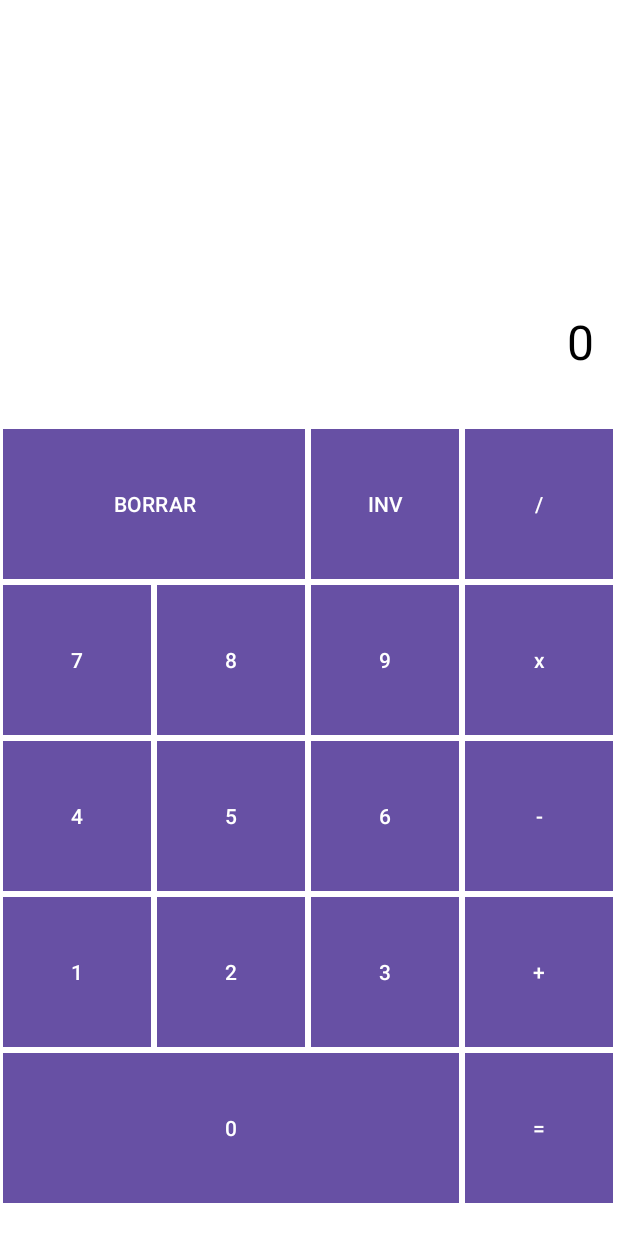
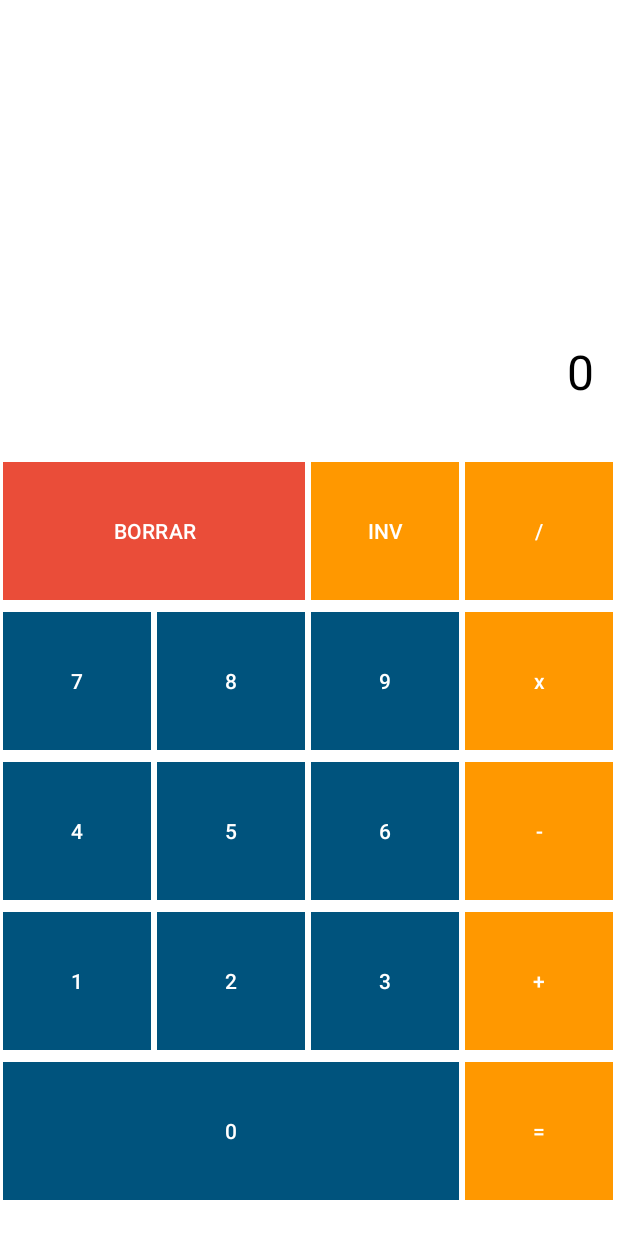
Before and after one commit to Jaimegg93/PracticaMovilesAcabada, an Android app: the screen it shows after launch (calculadora before the commit, Calculadora after it), after a tap on an icon or button, on a phone screen of 412 x 824 dp. Run offline under Robolectric (Android 15) with nearby library versions, the phone set to English and light mode, and no system bars.

Commit message:
examen acabao

```diff
--- a/app/src/main/AndroidManifest.xml
+++ b/app/src/main/AndroidManifest.xml
@@ -18,7 +18,7 @@
             android:name=".Log_In"
             android:exported="false" />
         <activity
-            android:name=".calculadora"
+            android:name=".Calculadora"
             android:exported="false" />
         <activity
             android:name=".MainActivity"
--- a/app/src/main/java/com/example/practica/calculadora.kt
+++ b/app/src/main/java/com/example/practica/Calculadora.kt
@@ -7,9 +7,8 @@ import androidx.activity.enableEdgeToEdge
 import androidx.appcompat.app.AppCompatActivity
 import androidx.core.view.ViewCompat
 import androidx.core.view.WindowInsetsCompat
-import com.example.practica.R
 
-class calculadora : AppCompatActivity() {
+class Calculadora : AppCompatActivity() {
 
     private var displayValue = "0"        // Valor mostrado en el display
     private var firstOperand: Int? = null  // Primer operando
--- a/app/src/main/java/com/example/practica/MainActivity.kt
+++ b/app/src/main/java/com/example/practica/MainActivity.kt
@@ -5,24 +5,29 @@ import android.os.Bundle
 import android.widget.Button
 import android.widget.ImageView
 import androidx.appcompat.app.AppCompatActivity
-import com.example.practica.R
 
+// Definición de la clase MainActivity que hereda de AppCompatActivity
 class MainActivity : AppCompatActivity() {
+
+    // Metodo que se ejecuta cuando se crea la actividad
     override fun onCreate(savedInstanceState: Bundle?) {
         super.onCreate(savedInstanceState)
-        setContentView(R.layout.activity_main)
+        setContentView(R.layout.activity_main) // Asocia el diseño con la clase
 
-        val calculadoraImageView: ImageView = findViewById(R.id.calculadoraImageView)
-        val botonImageView: Button = findViewById(R.id.loginImageView)
+        // Enlaza la vista de la calculadora y el botón de login con las vistas del XML
+        val calculadoraImageView: ImageView = findViewById(R.id.calculadoraImageView) // Imagen que abrirá la calculadora
+        val botonImageView: Button = findViewById(R.id.loginImageView) // Botón que abrirá la actividad de login
 
+        // Evento que se dispara cuando se pulsa sobre la imagen de la calculadora
         calculadoraImageView.setOnClickListener {
-            val intent = Intent(this, calculadora::class.java)
-            startActivity(intent)
+            val intent = Intent(this, Calculadora::class.java)
+            startActivity(intent) // Inicia la nueva actividad
         }
+
+        // Evento que se dispara cuando se pulsa sobre el botón de login
         botonImageView.setOnClickListener {
             val intent = Intent(this, Log_In::class.java)
-            startActivity(intent)
+            startActivity(intent) // Inicia la nueva actividad
         }
-
     }
 }
--- a/app/src/main/java/com/example/practica/Mountain.kt
+++ b/app/src/main/java/com/example/practica/Mountain.kt
@@ -4,4 +4,5 @@ data class Mountain(
     val nombre: String,
     val usuario: String,
     val altura: Int,
+    val concejo: String
 )
--- a/app/src/main/res/layout/activity_calculadora.xml
+++ b/app/src/main/res/layout/activity_calculadora.xml
@@ -31,74 +31,82 @@
 
         <!-- Fila 1 -->
         <TableRow>
-            <Button android:id="@+id/btn_borrar"
-                android:text="BORRAR"
+
+            <Button
+                android:id="@+id/btn_borrar"
+                android:layout_height="100dp"
+                android:layout_marginHorizontal="2dp"
                 android:layout_span="2"
-                android:layout_margin="2dp"
-                android:layout_height="100dp"
-                android:background="@drawable/boton_cuadrado"/>
+                style="@style/botonRojo"
+                android:text="BORRAR" />
+
             <Button android:id="@+id/btn_inv"
                 android:text="INV"
-                android:layout_margin="2dp"
+                android:layout_marginHorizontal="2dp"
                 android:layout_height="100dp"
-
-                android:background="@drawable/boton_cuadrado"/>
+                style="@style/botonNaraja"
+                />
             <Button android:id="@+id/btn_dividir"
                 android:text="/"
-                android:layout_margin="2dp"
+                android:layout_marginHorizontal="2dp"
                 android:layout_height="100dp"
-                android:background="@drawable/boton_cuadrado"/>
+                style="@style/botonNaraja"
+                />
         </TableRow>
 
         <!-- Fila 2 -->
         <TableRow>
             <Button android:id="@+id/btn_7"
                 android:text="7"
-                android:layout_margin="2dp"
+                android:layout_marginHorizontal="2dp"
                 android:layout_height="100dp"
-                android:background="@drawable/boton_cuadrado"/>
+                style="@style/botonAzul"
+                />
             <Button android:id="@+id/btn_8"
                 android:text="8"
-                android:layout_margin="2dp"
+                android:layout_marginHorizontal="2dp"
                 android:layout_height="100dp"
-                android:background="@drawable/boton_cuadrado"/>
+                style="@style/botonAzul"
+                />
             <Button android:id="@+id/btn_9"
                 android:text="9"
-                android:layout_margin="2dp"
+                android:layout_marginHorizontal="2dp"
                 android:layout_height="100dp"
-                android:background="@drawable/boton_cuadrado"/>
+                style="@style/botonAzul"
+                />
             <Button android:id="@+id/btn_multiplicar"
                 android:text="x"
-                android:layout_margin="2dp"
+                android:layout_marginHorizontal="2dp"
                 android:layout_height="100dp"
-                android:background="@drawable/boton_cuadrado"/>
+                style="@style/botonNaraja"
+                />
         </TableRow>
 
         <!-- Fila 3 -->
         <TableRow>
             <Button
                 android:id="@+id/btn_4"
-                android:layout_margin="2dp"
+                android:layout_marginHorizontal="2dp"
                 android:layout_height="100dp"
-                android:background="@drawable/boton_cuadrado"
+                style="@style/botonAzul"
                 android:text="4"/>
             <Button
                 android:id="@+id/btn_5"
-                android:layout_margin="2dp"
+                android:layout_marginHorizontal="2dp"
                 android:layout_height="100dp"
-                android:background="@drawable/boton_cuadrado"
+                style="@style/botonAzul"
                 android:text="5"/>
             <Button
                 android:id="@+id/btn_6"
-                android:layout_margin="2dp"
+                android:layout_marginHorizontal="2dp"
                 android:layout_height="100dp"
-                android:background="@drawable/boton_cuadrado"
+                style="@style/botonAzul"
                 android:text="6"/>
             <Button
                 android:id="@+id/btn_restar"
-                android:layout_margin="2dp"
+                android:layout_marginHorizontal="2dp"
                 android:layout_height="100dp"
-                android:background="@drawable/boton_cuadrado"
+                style="@style/botonNaraja"
                 android:text="-"/>
         </TableRow>
 
@@ -106,27 +114,27 @@
         <TableRow>
             <Button
                 android:id="@+id/btn_1"
-                android:layout_margin="2dp"
+                android:layout_marginHorizontal="2dp"
                 android:layout_height="100dp"
-                android:background="@drawable/boton_cuadrado"
+                style="@style/botonAzul"
                 android:text="1"/>
             <Button
                 android:id="@+id/btn_2"
-                android:layout_margin="2dp"
+                android:layout_marginHorizontal="2dp"
                 android:layout_height="100dp"
-                android:background="@drawable/boton_cuadrado"
+                style="@style/botonAzul"
                 android:text="2"/>
             <Button
                 android:id="@+id/btn_3"
-                android:layout_margin="2dp"
+                android:layout_marginHorizontal="2dp"
                 android:layout_height="100dp"
-                android:background="@drawable/boton_cuadrado"
+                style="@style/botonAzul"
                 android:text="3"/>
             <Button
                 android:id="@+id/btn_sumar"
-                android:layout_margin="2dp"
+                android:layout_marginHorizontal="2dp"
                 android:layout_height="100dp"
-                android:background="@drawable/boton_cuadrado"
+                style="@style/botonNaraja"
                 android:text="+"/>
         </TableRow>
 
@@ -135,13 +143,14 @@
             <Button android:id="@+id/btn_0"
                 android:layout_span="3"
                 android:layout_height="100dp"
-                android:layout_margin="2dp"
-                android:background="@drawable/boton_cuadrado"
+                android:layout_marginHorizontal="2dp"
+                style="@style/botonAzul"
                 android:text="0"/>
             <Button android:id="@+id/btn_igual"
-                android:layout_margin="2dp"
+                android:layout_marginHorizontal="2dp"
                 android:layout_height="100dp"
-                android:background="@drawable/boton_cuadrado"
+                style="@style/botonNaraja"
+
                 android:text="="/>
         </TableRow>
     </TableLayout>
--- a/app/src/main/res/values/colors.xml
+++ b/app/src/main/res/values/colors.xml
@@ -2,4 +2,7 @@
 <resources>
     <color name="black">#FF000000</color>
     <color name="white">#FFFFFFFF</color>
+    <color name="rojo">#EA4D39</color>
+    <color name="naranja">#ff9800</color>
+    <color name="azul">#00537D</color>
 </resources>
--- a/app/src/main/res/values/themes.xml
+++ b/app/src/main/res/values/themes.xml
@@ -4,6 +4,20 @@
         <!-- Customize your light theme here. -->
         <!-- <item name="colorPrimary">@color/my_light_primary</item> -->
     </style>
-
+    <style name="botonRojo">
+        <item name="android:backgroundTint">@color/rojo</item>
+        <item name="android:textColor">@android:color/white</item>
+        <item name="cornerRadius">0dp</item>
+    </style>
+    <style name="botonNaraja">
+        <item name="android:backgroundTint">@color/naranja</item>
+        <item name="android:textColor">@android:color/white</item>
+        <item name="cornerRadius">0dp</item>
+    </style>
+    <style name="botonAzul">
+        <item name="android:backgroundTint">@color/azul</item>
+        <item name="android:textColor">@android:color/white</item>
+        <item name="cornerRadius">0dp</item>
+    </style>
     <style name="Theme.GarciaJaimeParcial2" parent="Base.Theme.GarciaJaimeParcial2" />
 </resources>
```
Also changed, not shown: app/src/main/java/com/example/practica/Log_In.kt (+26 -16 lines), app/src/main/java/com/example/practica/MontaniasActivity.kt (+83 -39 lines), app/src/main/java/com/example/practica/MountainAdapter.kt (+15 -4 lines), app/src/main/java/com/example/practica/MountainDatabaseHelper.kt (+71 -31 lines), app/src/main/res/layout/dialog_add_mountain.xml (+12 -1 lines), app/src/main/res/layout/dialog_modify_mountain.xml (+19 -3 lines), app/src/main/res/layout/list_item_mountain.xml (+8 -1 lines), app/src/main/res/drawable/picotrigueiro.jpg (renamed from app/src/main/res/drawable/picotrgueiro.jpg).
